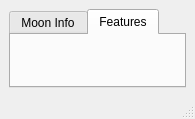
Above: python/res/ui/mainwindow.ui from mareuter/lunar-club-tools before the change. Below: the same form after it.
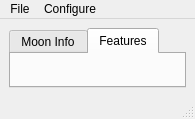
That is the form after the change. Custom widgets are drawn as their Qt base class.

Commit message: Refs #3. Adding some menu options.

Patch:
```diff
--- a/python/res/ui/mainwindow.ui
+++ b/python/res/ui/mainwindow.ui
@@ -43,6 +43,20 @@
      <height>26</height>
     </rect>
    </property>
+   <widget class="QMenu" name="menuFile">
+    <property name="title">
+     <string>File</string>
+    </property>
+    <addaction name="actionExit"/>
+   </widget>
+   <widget class="QMenu" name="menuConfigure">
+    <property name="title">
+     <string>Configure</string>
+    </property>
+    <addaction name="actionLocation"/>
+   </widget>
+   <addaction name="menuFile"/>
+   <addaction name="menuConfigure"/>
   </widget>
   <widget class="QStatusBar" name="statusbar"/>
  </widget>
```
Left out of the diff: 10 changed lines with no effect on the pictures.
